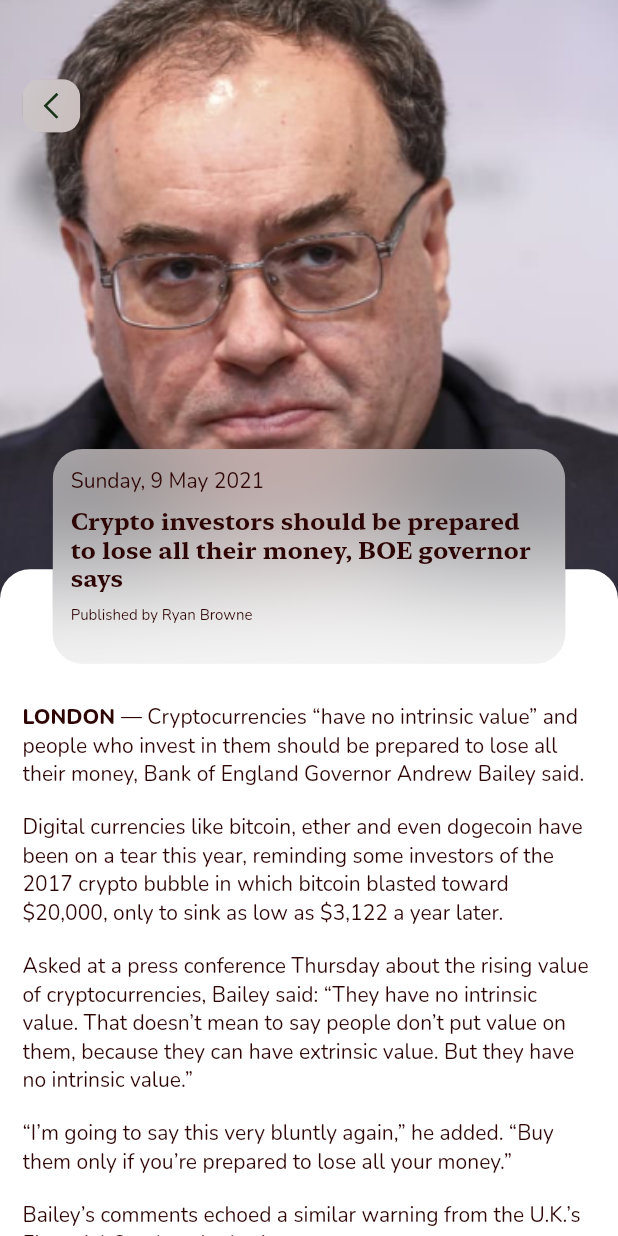
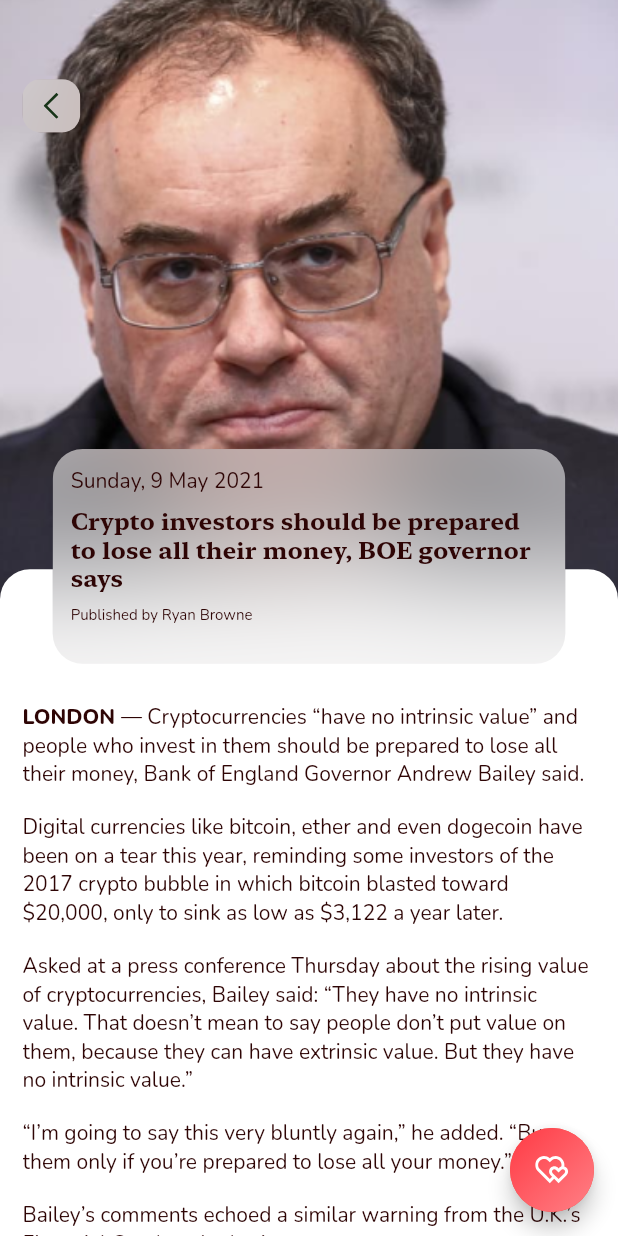
Before and after one commit to EslamElnady0/News-App-ITI, a Flutter app: the NewsScreenDetails screen opened directly, on a phone screen of 412 x 824 dp. Run offline on Flutter 3.47's test engine with Material 2 defaults, Android fonts, the phone set to English and light mode, and no system bars; our stand-ins replace flutter_svg, font_awesome_flutter, google_fonts.

Commit message:
floating action button added

```diff
--- a/lib/Screens/news_details_screen.dart
+++ b/lib/Screens/news_details_screen.dart
@@ -1,4 +1,6 @@
 import 'package:flutter/material.dart';
+import 'package:flutter_svg/svg.dart';
+import 'package:news_app/Global/global_style.dart';
 import 'package:news_app/Shared/NewsDetailsWidgets/news_back_button.dart';
 
 import '../Shared/NewsDetailsWidgets/news_details_container.dart';
@@ -11,6 +13,17 @@ class NewsScreenDetails extends StatelessWidget {
   @override
   Widget build(BuildContext context) {
     return Scaffold(
+      floatingActionButton: FloatingActionButton(
+        onPressed: () {},
+        child: Container(
+            width: 60,
+            height: 60,
+            decoration:
+                BoxDecoration(gradient: redGradient, shape: BoxShape.circle),
+            child: Transform.scale(
+                scale: 0.4,
+                child: SvgPicture.asset("assets/images/favourite.svg"))),
+      ),
       body: Stack(
         children: [
           const NewsDetailsImage(image: "assets/images/man1.png"),
```
Also changed, not shown: assets/images/favourite.svg (added).
